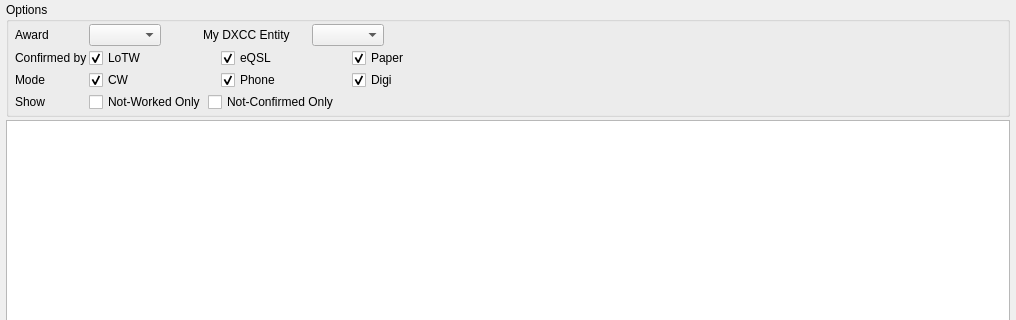
aa5sh/QLog, file ui/AwardsDialog.ui: the form before one commit; both pictures show x 0 to 1016 and y 0 to 320 of the 1016 by 702 pixel window.
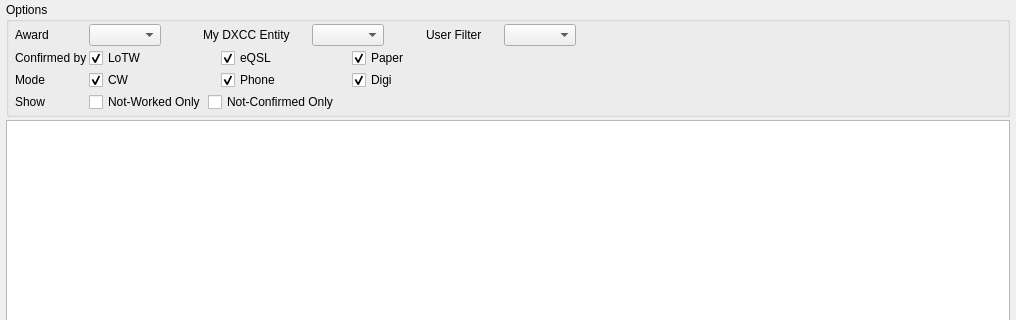
The form after the commit.

Commit message: Fixing #870 - Awards: Added User Filter Combo

```diff
--- a/ui/AwardsDialog.ui
+++ b/ui/AwardsDialog.ui
@@ -126,6 +126,55 @@
           <property name="orientation">
            <enum>Qt::Horizontal</enum>
           </property>
+          <property name="sizeType">
+           <enum>QSizePolicy::Maximum</enum>
+          </property>
+          <property name="sizeHint" stdset="0">
+           <size>
+            <width>40</width>
+            <height>20</height>
+           </size>
+          </property>
+         </spacer>
+        </item>
+        <item>
+         <widget class="QLabel" name="userFilterLabel">
+          <property name="text">
+           <string>User Filter</string>
+          </property>
+         </widget>
+        </item>
+        <item>
+         <spacer name="horizontalSpacer_5">
+          <property name="orientation">
+           <enum>Qt::Horizontal</enum>
+          </property>
+          <property name="sizeType">
+           <enum>QSizePolicy::Maximum</enum>
+          </property>
+          <property name="sizeHint" stdset="0">
+           <size>
+            <width>20</width>
+            <height>20</height>
+           </size>
+          </property>
+         </spacer>
+        </item>
+        <item>
+         <widget class="QComboBox" name="userFilterComboBox">
+          <property name="sizePolicy">
+           <sizepolicy hsizetype="Maximum" vsizetype="Fixed">
+            <horstretch>0</horstretch>
+            <verstretch>0</verstretch>
+           </sizepolicy>
+          </property>
+         </widget>
+        </item>
+        <item>
+         <spacer name="horizontalSpacer_6">
+          <property name="orientation">
+           <enum>Qt::Horizontal</enum>
+          </property>
           <property name="sizeHint" stdset="0">
            <size>
             <width>40</width>
```
Left out of the diff: 43 changed lines with no effect on the pictures. The commit also changes 2 other files.
